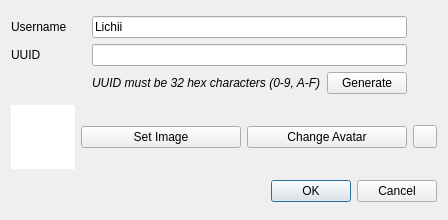
This is src/yuzu/configuration/system/new_user_dialog.ui in Spikol02/Nyamu as Qt 5 draws it before an edit. The edited form follows.
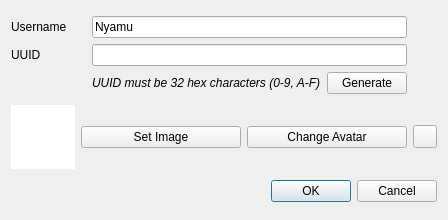
This is the edited form.

Commit message:
Rename the fork to Nyamu
The program is now nyamu.exe, and the window title, version log line,
dialogs, installer and desktop entries say Nyamu. Settings, user data and
hotkey keys are unchanged, and credits to Lichii and Selevet builds stay.

Claude-Session: https://claude.ai/code/session_01WzPMHke5rSjK2sWP9qqHqA

```diff
--- a/src/yuzu/configuration/system/new_user_dialog.ui
+++ b/src/yuzu/configuration/system/new_user_dialog.ui
@@ -57,7 +57,7 @@
      <item row="0" column="1" colspan="2">
       <widget class="QLineEdit" name="username">
        <property name="text">
-        <string>Lichii</string>
+        <string>Nyamu</string>
        </property>
       </widget>
      </item>
```
The commit also changes 31 other files.
